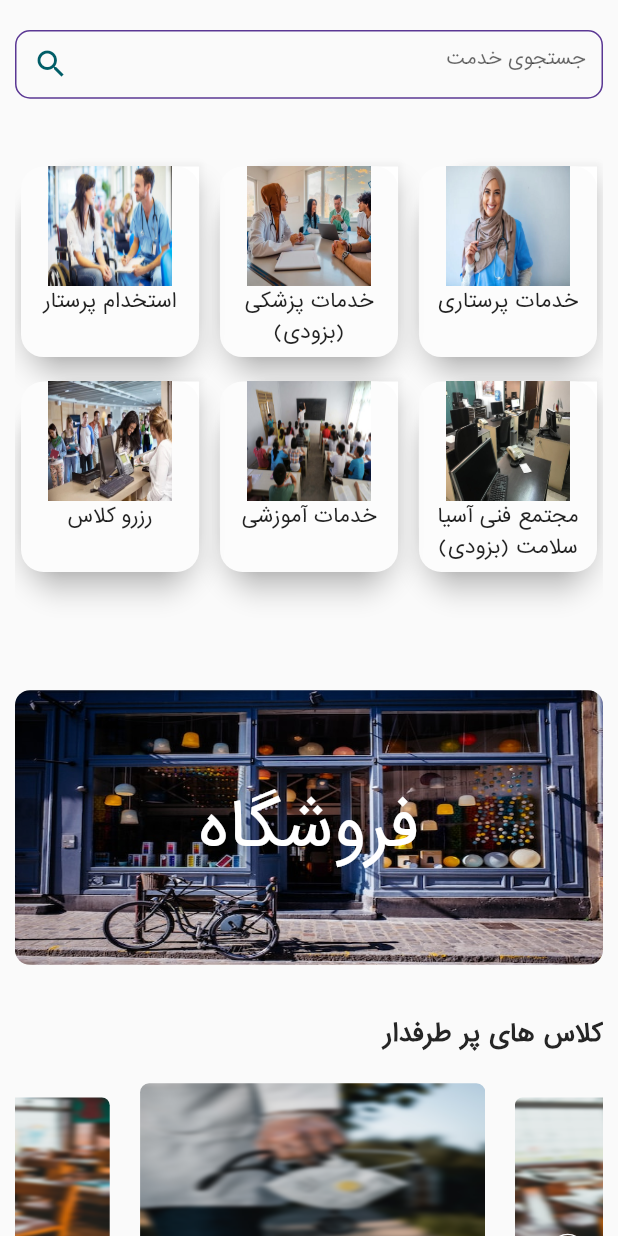
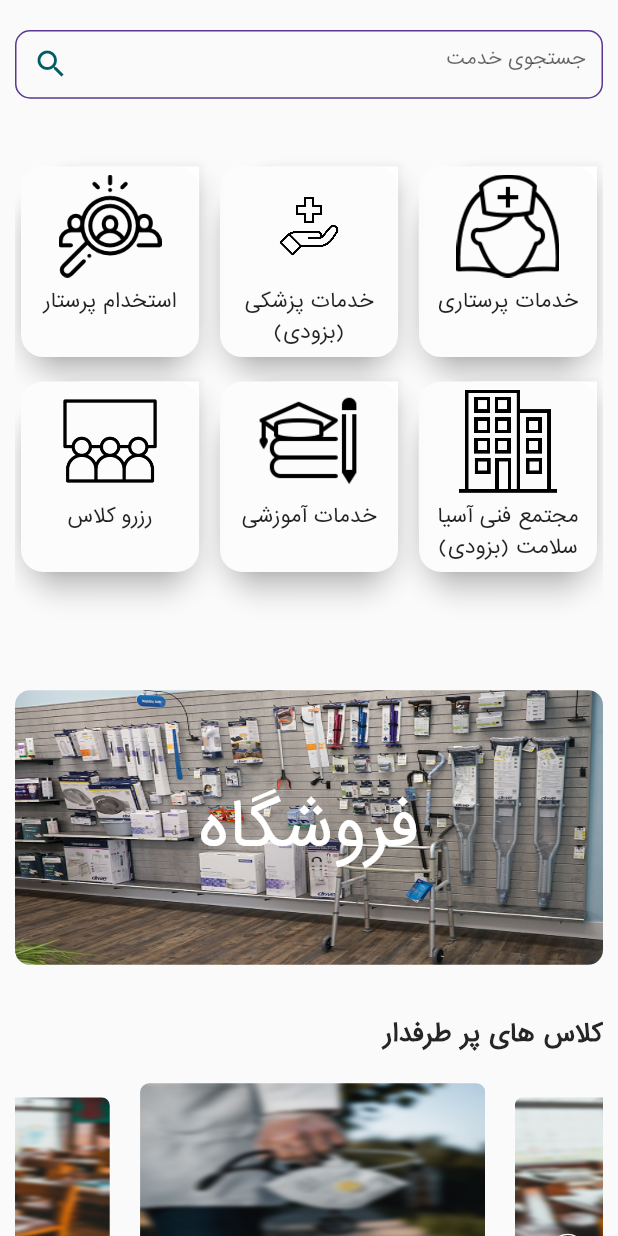
Before and after one commit to SajadRahimi1/rayaniyaresh, a Flutter app: the HomeScreen screen opened directly, on a phone screen of 412 x 824 dp. Run offline on Flutter 3.47's test engine with Material 2 defaults, Android fonts, the phone set to English and light mode, and no system bars; drawn by our look-alikes of carousel_slider; our stand-ins replace cached_network_image, flutter_spinkit, get, get_storage, image_picker; missing offline and left inert: persian_datetime_picker, persian_number_utility; accounts and stored records are empty.

Commit message:
change some icons and fix some UI bugs

```diff
--- a/lib/models/constants/colors.dart
+++ b/lib/models/constants/colors.dart
@@ -1,6 +1,6 @@
 import 'package:flutter/material.dart' show Color;
 
-const Color buttonColor = Color(0xff09B8CB);
+const Color buttonColor = Color(0xff009999);
 const Color purple = Color(0xff5B3894);
 
 List randomColor = [
--- a/lib/views/pages/home/home_screen.dart
+++ b/lib/views/pages/home/home_screen.dart
@@ -107,12 +107,12 @@ class HomeScreen extends StatelessWidget {
                           }
                         },
                         image: [
-                          "nurse.jpg",
-                          "doctor service.png",
-                          "Hiring a nurse.jpg",
-                          "Asia Salamat Technical Complex.jpg",
-                          "educational services.jpg",
-                          "Class reservation.jpg"
+                          "nurse.png",
+                          "services.png",
+                          "hiring.png",
+                          "building.png",
+                          "learning.png",
+                          "reserve-class.png"
                         ][index],
                         title: [
                           "خدمات پرستاری",
@@ -138,7 +138,8 @@ class HomeScreen extends StatelessWidget {
                     decoration: BoxDecoration(
                         borderRadius: BorderRadius.circular(10),
                         image: const DecorationImage(
-                            image: AssetImage("assets/images/images/shop.jpg"),
+                            image: AssetImage(
+                                "assets/images/images/shop-banner.jpg"),
                             fit: BoxFit.fill)),
                     child: Text(
                       "فروشگاه",
--- a/lib/views/widgets/service_widget.dart
+++ b/lib/views/widgets/service_widget.dart
@@ -37,11 +37,11 @@ class ServiceWidget extends StatelessWidget {
                     flex: 5,
                     child: image.isNotEmpty && isImageAsset
                         ? SizedBox.square(
-                            dimension: MediaQuery.of(context).size.width / 5,
+                            dimension: MediaQuery.of(context).size.width / 6,
                             child: Image.asset(
-                              "assets/images/images/$image",
-                              fit: BoxFit.fill,
-                              filterQuality: FilterQuality.medium,
+                              "assets/images/icons/$image",
+                              fit: BoxFit.contain,
+                              filterQuality: FilterQuality.high,
                             ),
                           )
                         : Padding(
```
Also changed, not shown: lib/viewmodels/signup_nurse/create_nurse_viewmodel.dart (+21 -7 lines), lib/views/pages/nurse_service/baby_sitter_screen.dart (+20 -11 lines), lib/views/pages/singup_nurse/nurse_select_screen.dart (+24 -10 lines), lib/views/pages/splash_screen.dart (added, +17 -0 lines), assets/images/icons/00.png (added), assets/images/icons/building.png (added), assets/images/icons/hiring.png (added), assets/images/icons/learning.png (added), assets/images/icons/nurse.png (added), assets/images/icons/reserve-class.png (added), assets/images/icons/services.png (added), assets/images/images/motion.gif (added), assets/images/images/shop-banner.jpg (renamed from assets/images/images/Medical equipment.jpg).
